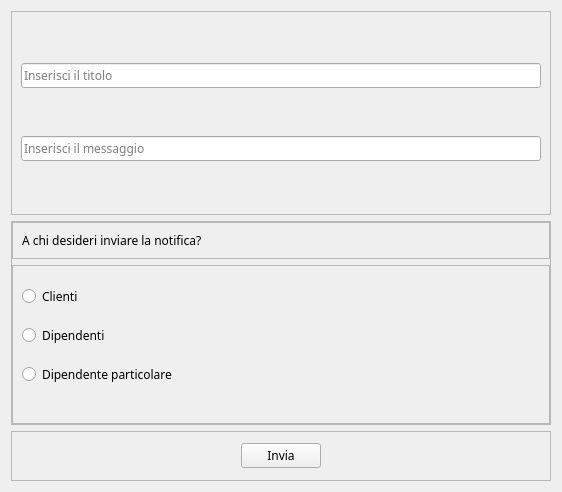
chritianchiappa/progetto_panificio, file projectIS/notifica/view/InviaNotifica.ui: the form before one commit.
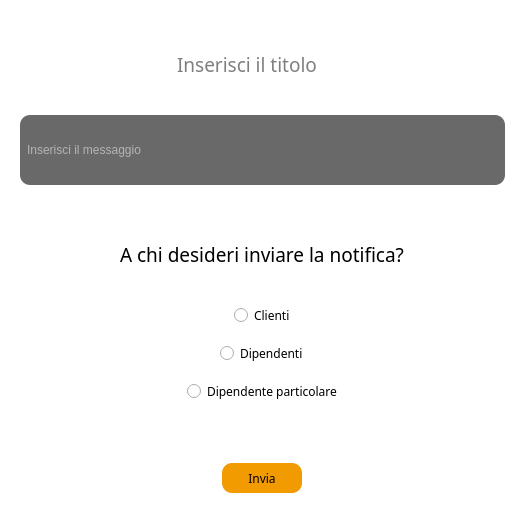
The form after the commit.

```diff
--- a/projectIS/notifica/view/InviaNotifica.ui
+++ b/projectIS/notifica/view/InviaNotifica.ui
@@ -6,10 +6,22 @@
    <rect>
     <x>0</x>
     <y>0</y>
-    <width>562</width>
-    <height>492</height>
+    <width>525</width>
+    <height>514</height>
    </rect>
   </property>
+  <property name="minimumSize">
+   <size>
+    <width>450</width>
+    <height>500</height>
+   </size>
+  </property>
+  <property name="maximumSize">
+   <size>
+    <width>600</width>
+    <height>600</height>
+   </size>
+  </property>
   <property name="font">
    <font>
     <family>Tiro Kannada</family>
@@ -18,6 +30,11 @@
   <property name="windowTitle">
    <string>Form</string>
   </property>
+  <property name="styleSheet">
+   <string notr="true">background-color: rgb(255, 255, 255);
+color: rgb(0, 0, 0);
+border:none;</string>
+  </property>
   <layout class="QVBoxLayout" name="verticalLayout">
    <item>
     <widget class="QFrame" name="frame">
@@ -34,8 +51,33 @@
       <enum>QFrame::Raised</enum>
      </property>
      <layout class="QVBoxLayout" name="verticalLayout_5">
-      <item>
+      <item alignment="Qt::AlignHCenter">
        <widget class="QLineEdit" name="titolo">
+        <property name="minimumSize">
+         <size>
+          <width>0</width>
+          <height>25</height>
+         </size>
+        </property>
+        <property name="font">
+         <font>
+          <family>Tiro Kannada</family>
+          <pointsize>14</pointsize>
+         </font>
+        </property>
+        <property name="styleSheet">
+         <string notr="true">QLineEdit{
+padding-left:5px;
+padding-right:5px;
+}
+QLineEdit:focus{
+border-bottom:2px solid rgb(242, 155, 0);
+}
+</string>
+        </property>
+        <property name="alignment">
+         <set>Qt::AlignLeading|Qt::AlignLeft|Qt::AlignVCenter</set>
+        </property>
         <property name="placeholderText">
          <string>Inserisci il titolo</string>
         </property>
@@ -43,6 +85,26 @@
       </item>
       <item>
        <widget class="QLineEdit" name="messaggio">
+        <property name="minimumSize">
+         <size>
+          <width>0</width>
+          <height>70</height>
+         </size>
+        </property>
+        <property name="font">
+         <font>
+          <family>.AppleSystemUIFont</family>
+         </font>
+        </property>
+        <property name="cursor">
+         <cursorShape>IBeamCursor</cursorShape>
+        </property>
+        <property name="styleSheet">
+         <string notr="true">background-color:rgba(0,0,0,150);
+border-radius:10px;
+color:white;
+padding-left:5px;</string>
+        </property>
         <property name="placeholderText">
          <string>Inserisci il messaggio</string>
         </property>
@@ -87,8 +149,14 @@
          <enum>QFrame::Raised</enum>
         </property>
         <layout class="QHBoxLayout" name="horizontalLayout">
-         <item>
+         <item alignment="Qt::AlignHCenter">
           <widget class="QLabel" name="label">
+           <property name="font">
+            <font>
+             <family>Tiro Kannada</family>
+             <pointsize>14</pointsize>
+            </font>
+           </property>
            <property name="text">
             <string>A chi desideri inviare la notifica?</string>
            </property>
@@ -112,22 +180,46 @@
          <enum>QFrame::Raised</enum>
         </property>
         <layout class="QVBoxLayout" name="verticalLayout_3">
-         <item>
+         <item alignment="Qt::AlignHCenter">
           <widget class="QRadioButton" name="n_clienti">
+           <property name="font">
+            <font>
+             <family>Tiro Kannada</family>
+            </font>
+           </property>
+           <property name="cursor">
+            <cursorShape>PointingHandCursor</cursorShape>
+           </property>
            <property name="text">
             <string>Clienti</string>
            </property>
           </widget>
          </item>
-         <item>
+         <item alignment="Qt::AlignHCenter">
           <widget class="QRadioButton" name="n_dipendenti">
+           <property name="font">
+            <font>
+             <family>Tiro Kannada</family>
+            </font>
+           </property>
+           <property name="cursor">
+            <cursorShape>PointingHandCursor</cursorShape>
+           </property>
            <property name="text">
             <string>Dipendenti</string>
            </property>
           </widget>
          </item>
-         <item>
+         <item alignment="Qt::AlignHCenter">
           <widget class="QRadioButton" name="n_p_dipendente">
+           <property name="font">
+            <font>
+             <family>Tiro Kannada</family>
+            </font>
+           </property>
+           <property name="cursor">
+            <cursorShape>PointingHandCursor</cursorShape>
+           </property>
            <property name="text">
             <string>Dipendente particolare</string>
            </property>
@@ -229,6 +321,31 @@
       </property>
       <item alignment="Qt::AlignHCenter">
        <widget class="QPushButton" name="invia_button">
+        <property name="minimumSize">
+         <size>
+          <width>80</width>
+          <height>30</height>
+         </size>
+        </property>
+        <property name="font">
+         <font>
+          <family>Tiro Kannada</family>
+         </font>
+        </property>
+        <property name="cursor">
+         <cursorShape>PointingHandCursor</cursorShape>
+        </property>
+        <property name="styleSheet">
+         <string notr="true">QPushButton{
+   
+	background-color: rgb(242, 155, 0);
+     border:none;
+     
+	color: rgb(0, 0, 0);
+     border-radius:10px;
+   
+}</string>
+        </property>
         <property name="text">
          <string>Invia</string>
         </property>
```
Left out of the diff: 16 changed lines with no effect on the pictures.
